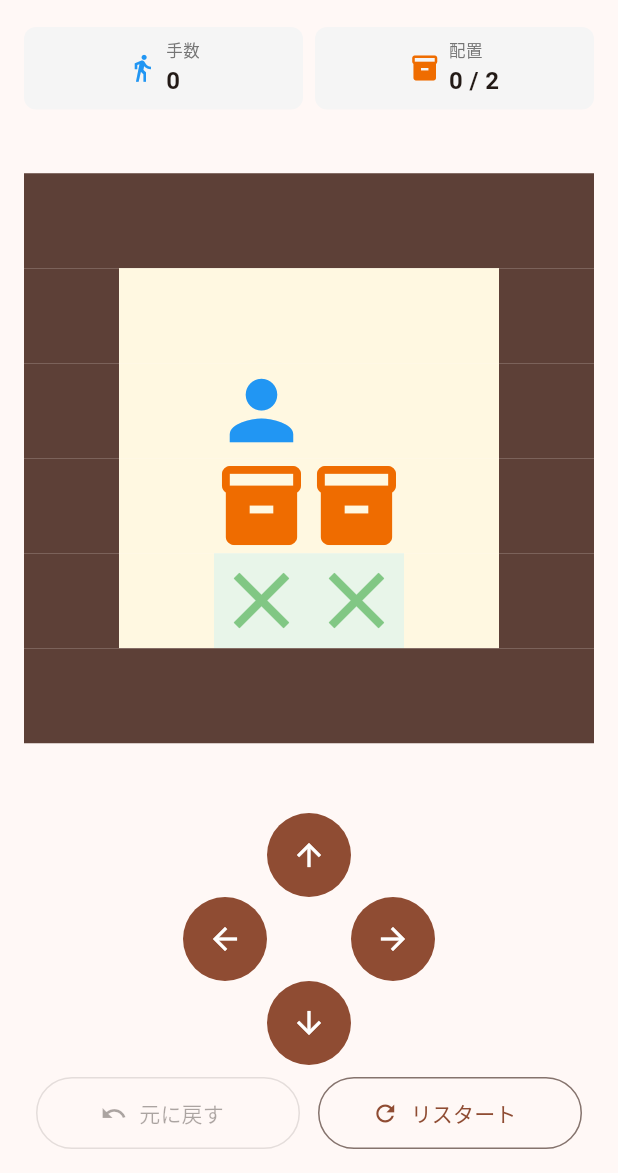
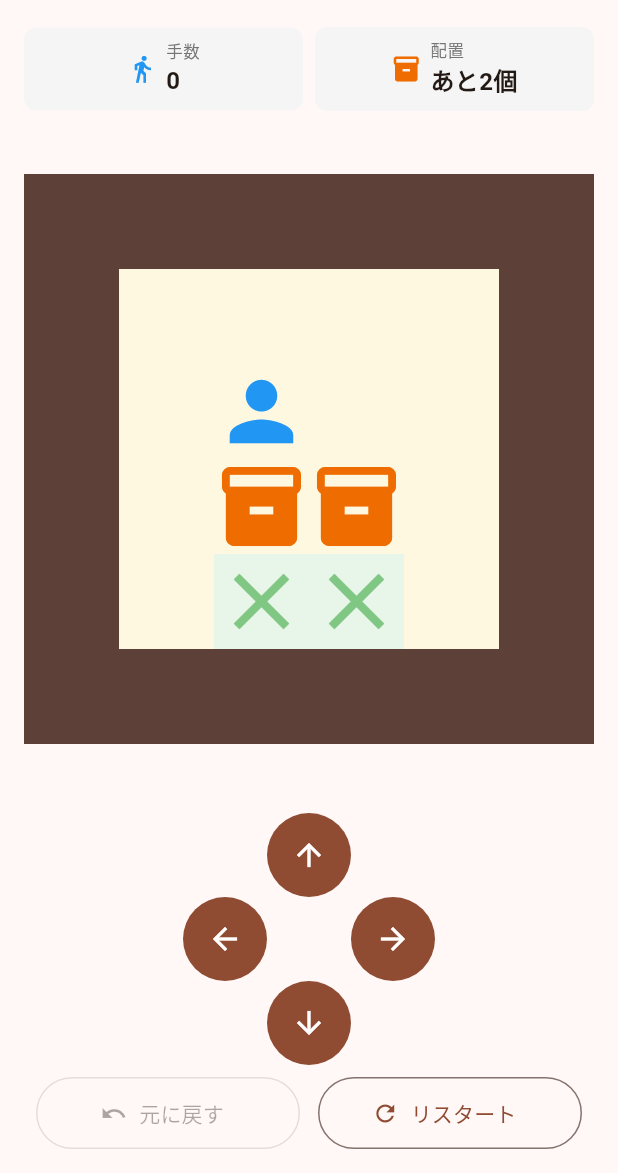
Before and after one commit to mozuq-lab/sokoban-app, a Flutter app: the screen it shows after launch, on a phone screen of 412 x 824 dp, the part 63-1236 px from its top. Run offline on Flutter 3.47's test engine with Material 3 defaults, Android fonts, the phone set to English and light mode, and no system bars.

Commit message:
配置カードの表示を「あとN個 / 全配置！」に改善
箱の進捗が一目で分かるよう、「0 / 2」形式から
「あと2個」「あと1個」「全配置！」の文言に変更。
数字の割り算を読む必要がなくなり直感的に把握できる。

Co-Authored-By: Claude Opus 4.6 (1M context) <noreply@anthropic.com>

```diff
--- a/lib/features/game/presentation/home_screen.dart
+++ b/lib/features/game/presentation/home_screen.dart
@@ -186,12 +186,9 @@ class _ProgressBar extends StatelessWidget {
 
   @override
   Widget build(BuildContext context) {
-    final placedBoxes = totalBoxes - remainingBoxes;
-    final boxColor = isSolved
-        ? Colors.green
-        : remainingBoxes == 0
-            ? Colors.green
-            : Colors.orange.shade800;
+    final allPlaced = remainingBoxes == 0;
+    final boxColor = allPlaced ? Colors.green : Colors.orange.shade800;
+    final boxValue = allPlaced ? '全配置！' : 'あと$remainingBoxes個';
 
     return Row(
       children: [
@@ -209,7 +206,7 @@ class _ProgressBar extends StatelessWidget {
             icon: Icons.inventory_2,
             iconColor: boxColor,
             label: '配置',
-            value: '$placedBoxes / $totalBoxes',
+            value: boxValue,
           ),
         ),
       ],
```
Also changed, not shown: 1 other file.
